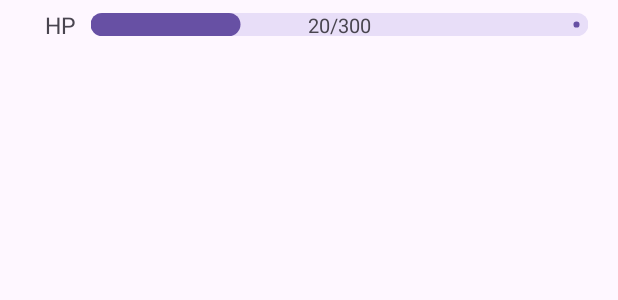
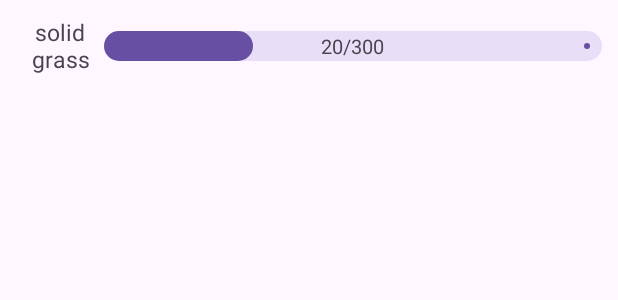
Before and after one commit to varnikaj04/pokedex_android, an Android app: the layout item_stats_bar.xml on its own in the app's theme, with its tools: preview values and no code run, on a phone screen of 412 x 824 dp. Shown: the top 300 px of the screen. Run offline under Robolectric (Android 15) with nearby library versions, the phone set to English and light mode, and no system bars.

Commit message:
refactor: fix status progress design

```diff
--- a/app/src/main/res/layout/item_stats_bar.xml
+++ b/app/src/main/res/layout/item_stats_bar.xml
@@ -1,44 +1,52 @@
 <?xml version="1.0" encoding="utf-8"?>
-<LinearLayout xmlns:android="http://schemas.android.com/apk/res/android"
+<layout xmlns:android="http://schemas.android.com/apk/res/android"
     xmlns:app="http://schemas.android.com/apk/res-auto"
-    xmlns:tools="http://schemas.android.com/tools"
-    android:layout_width="match_parent"
-    android:layout_height="wrap_content"
-    android:gravity="center_vertical"
-    android:orientation="horizontal"
-    android:paddingHorizontal="20dp"
-    android:paddingVertical="6dp">
+    xmlns:tools="http://schemas.android.com/tools">
 
-    <com.google.android.material.textview.MaterialTextView
-        android:id="@+id/tvStatLabel"
-        android:layout_width="wrap_content"
+    <androidx.constraintlayout.widget.ConstraintLayout
+        android:layout_width="match_parent"
         android:layout_height="wrap_content"
-        android:paddingHorizontal="10dp"
-        android:textSize="15sp"
-        tools:text="HP" />
+        android:layout_margin="5dp"
+        android:padding="5dp">
 
-    <FrameLayout
-        android:layout_width="0dp"
-        android:layout_height="wrap_content"
-        android:layout_weight="1">
+        <com.google.android.material.textview.MaterialTextView
+            android:id="@+id/tvStatLabel"
+            android:layout_width="0dp"
+            android:layout_height="wrap_content"
+            android:paddingHorizontal="10dp"
+            android:textAlignment="center"
+            android:textSize="15sp"
+            app:layout_constraintEnd_toStartOf="@id/progressStats"
+            app:layout_constraintStart_toStartOf="parent"
+            app:layout_constraintTop_toTopOf="parent"
+            tools:text="solid grass" />
 
         <com.google.android.material.progressindicator.LinearProgressIndicator
-            android:layout_width="match_parent"
+            android:id="@+id/progressStats"
+            android:layout_width="0dp"
             android:layout_height="wrap_content"
             android:layout_gravity="center_vertical"
+            android:maxWidth="500dp"
             android:progress="30"
             app:indicatorTrackGapSize="0dp"
+            app:layout_constraintBottom_toBottomOf="@id/tvStatLabel"
+            app:layout_constraintEnd_toEndOf="parent"
+            app:layout_constraintTop_toTopOf="@id/tvStatLabel"
+            app:layout_constraintWidth_percent=".85"
             app:trackCornerRadius="10dp"
-            app:trackThickness="15dp" />
+            app:trackThickness="20dp" />
 
-        <TextView
+        <com.google.android.material.textview.MaterialTextView
             android:id="@+id/tvStatValue"
             android:layout_width="wrap_content"
             android:layout_height="match_parent"
             android:layout_gravity="center"
             android:gravity="center"
             android:textSize="13sp"
+            app:layout_constraintBottom_toBottomOf="@id/progressStats"
+            app:layout_constraintEnd_toEndOf="@id/progressStats"
+            app:layout_constraintStart_toStartOf="@id/progressStats"
+            app:layout_constraintTop_toTopOf="@id/progressStats"
             tools:text="20/300" />
-    </FrameLayout>
-
-</LinearLayout>
+    </androidx.constraintlayout.widget.ConstraintLayout>
+</layout>
```
